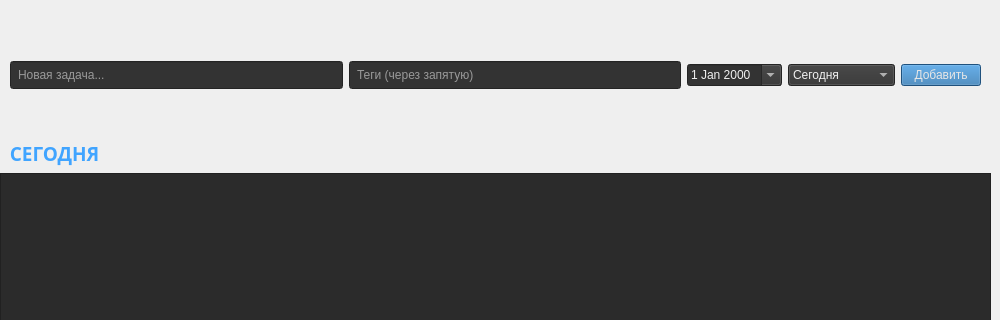
The window that mainwindow.ui (ushakovgleb/ToDo_QT_App) describes before a commit, drawn with Qt 5; both pictures show x 0 to 1000 and y 0 to 320 of the 1000 by 1000 pixel window.
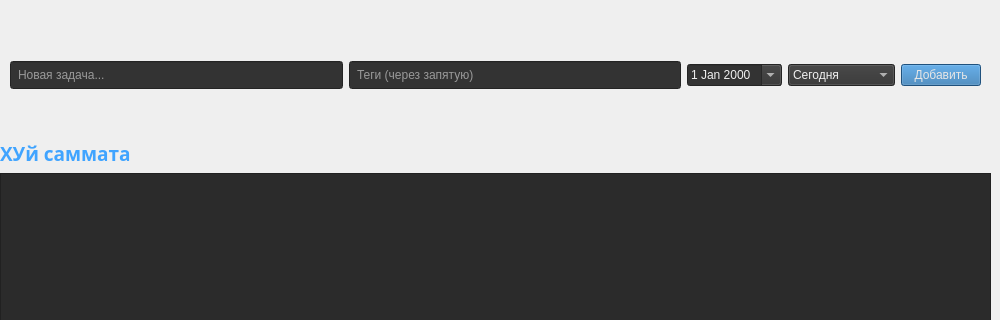
The same window after the commit.

Commit message: Реализация сонтекстного меню

The edit to the form file:
```diff
--- a/mainwindow.ui
+++ b/mainwindow.ui
@@ -157,7 +157,7 @@
             <string notr="true">color: #40a4ff</string>
            </property>
            <property name="text">
-            <string>  СЕГОДНЯ</string>
+            <string>ХУй саммата</string>
            </property>
           </widget>
          </item>
```
Left out of the diff: 2 changed lines with no effect on the pictures. The commit also changes 1 other file.
